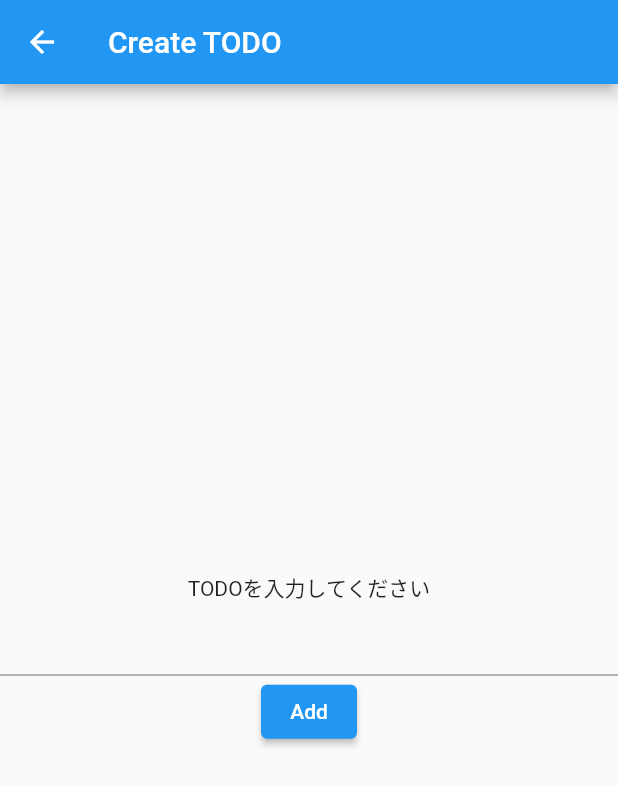
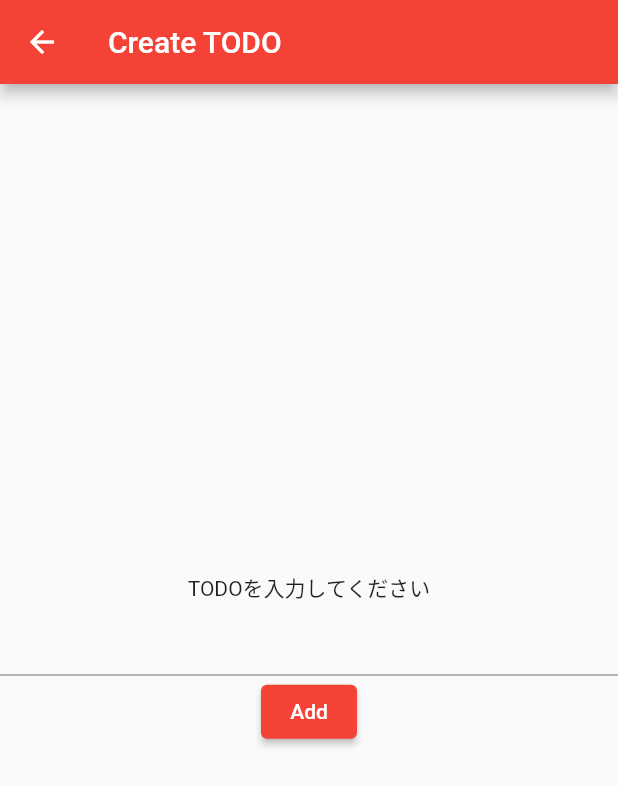
Before and after one commit to takumma/flutter_hands_on_sample, a Flutter app: the screen it shows after launch, after a tap on the "add" icon, on a phone screen of 412 x 824 dp. Shown: the top 786 px of the screen. Run offline on Flutter 3.47's test engine with Material 2 defaults, Android fonts, the light colour scheme and no system bars; our stand-ins replace hive, hive_flutter; accounts and stored records are empty; generated files the repository leaves out were written again.

Commit message:
Update: todoitem

```diff
--- a/lib/main.dart
+++ b/lib/main.dart
@@ -20,7 +20,7 @@ class MyApp extends StatelessWidget {
     return MaterialApp(
       title: 'Flutter Demo',
       theme: ThemeData(
-        primarySwatch: Colors.blue,
+        primarySwatch: Colors.red,
         visualDensity: VisualDensity.adaptivePlatformDensity,
       ),
       home: MyHomePage(title: 'Flutter Demo Home Page'),
```
Also changed, not shown: lib/my_home_page.dart (+14 -7 lines).
